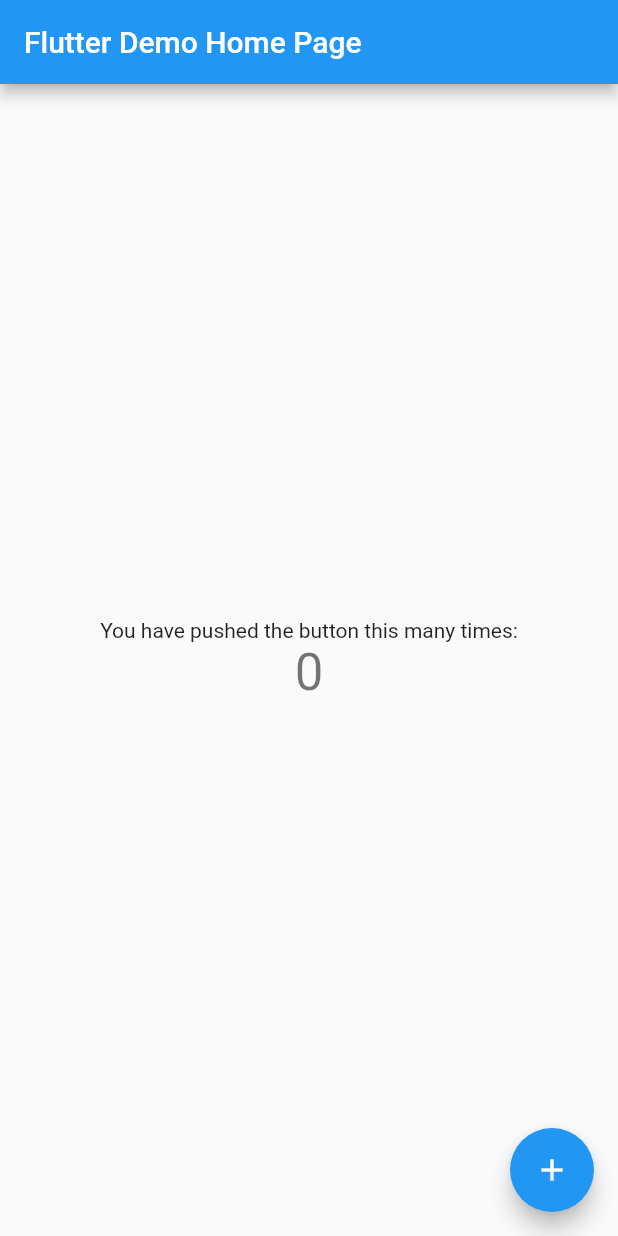
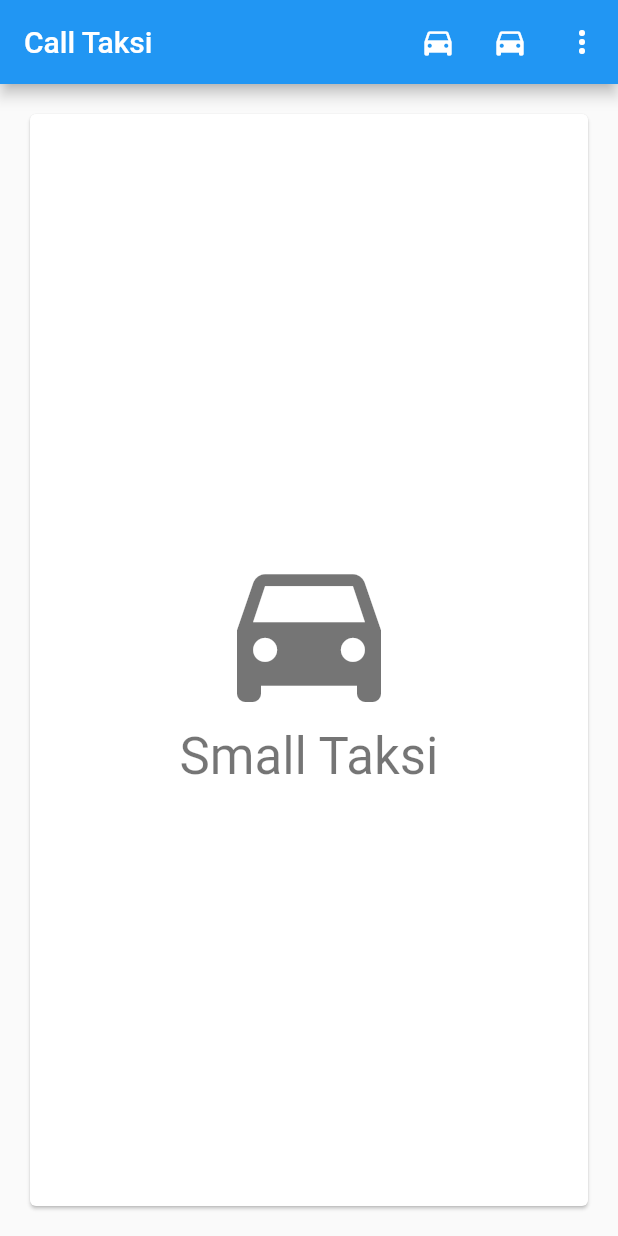
Before and after one commit to kerimcanuyanik/SE380-Project-TaksiCall, a Flutter app: the screen it shows after launch, on a phone screen of 412 x 824 dp. Run offline on Flutter 3.47's test engine with Material 2 defaults, Android fonts, the phone set to English and light mode, and no system bars.

Commit message:
Added Taksi Call Windows
Work in Progress

```diff
--- a/se380_project_taksicall/lib/main.dart
+++ b/se380_project_taksicall/lib/main.dart
@@ -1,109 +1,92 @@
 import 'package:flutter/material.dart';
 
-void main() => runApp(new MyApp());
-
-class MyApp extends StatelessWidget {
-  // This widget is the root of your application.
+// This app is a stateful, it tracks the user's current choice.
+class CallBar extends StatefulWidget {
   @override
-  Widget build(BuildContext context) {
-    return new MaterialApp(
-      title: 'Flutter Demo',
-      theme: new ThemeData(
-        // This is the theme of your application.
-        //
-        // Try running your application with "flutter run". You'll see the
-        // application has a blue toolbar. Then, without quitting the app, try
-        // changing the primarySwatch below to Colors.green and then invoke
-        // "hot reload" (press "r" in the console where you ran "flutter run",
-        // or press Run > Flutter Hot Reload in IntelliJ). Notice that the
-        // counter didn't reset back to zero; the application is not restarted.
-        primarySwatch: Colors.blue,
-      ),
-      home: new MyHomePage(title: 'Flutter Demo Home Page'),
-    );
-  }
+  _CallBarState createState() => new _CallBarState();
 }
 
-class MyHomePage extends StatefulWidget {
-  MyHomePage({Key key, this.title}) : super(key: key);
+class _CallBarState extends State<CallBar> {
+  Choice _selectedChoice = choices[0]; // The app's "state".
 
-  // This widget is the home page of your application. It is stateful, meaning
-  // that it has a State object (defined below) that contains fields that affect
-  // how it looks.
-
-  // This class is the configuration for the state. It holds the values (in this
-  // case the title) provided by the parent (in this case the App widget) and
-  // used by the build method of the State. Fields in a Widget subclass are
-  // always marked "final".
-
-  final String title;
-
-  @override
-  _MyHomePageState createState() => new _MyHomePageState();
-}
-
-class _MyHomePageState extends State<MyHomePage> {
-  int _counter = 0;
-
-  void _incrementCounter() {
-    setState(() {
-      // This call to setState tells the Flutter framework that something has
-      // changed in this State, which causes it to rerun the build method below
-      // so that the display can reflect the updated values. If we changed
-      // _counter without calling setState(), then the build method would not be
-      // called again, and so nothing would appear to happen.
-      _counter++;
+  void _select(Choice choice) {
+    setState(() { // Causes the app to rebuild with the new _selectedChoice.
+      _selectedChoice = choice;
     });
   }
 
   @override
   Widget build(BuildContext context) {
-    // This method is rerun every time setState is called, for instance as done
-    // by the _incrementCounter method above.
-    //
-    // The Flutter framework has been optimized to make rerunning build methods
-    // fast, so that you can just rebuild anything that needs updating rather
-    // than having to individually change instances of widgets.
-    return new Scaffold(
-      appBar: new AppBar(
-        // Here we take the value from the MyHomePage object that was created by
-        // the App.build method, and use it to set our appbar title.
-        title: new Text(widget.title),
-      ),
-      body: new Center(
-        // Center is a layout widget. It takes a single child and positions it
-        // in the middle of the parent.
-        child: new Column(
-          // Column is also layout widget. It takes a list of children and
-          // arranges them vertically. By default, it sizes itself to fit its
-          // children horizontally, and tries to be as tall as its parent.
-          //
-          // Invoke "debug paint" (press "p" in the console where you ran
-          // "flutter run", or select "Toggle Debug Paint" from the Flutter tool
-          // window in IntelliJ) to see the wireframe for each widget.
-          //
-          // Column has various properties to control how it sizes itself and
-          // how it positions its children. Here we use mainAxisAlignment to
-          // center the children vertically; the main axis here is the vertical
-          // axis because Columns are vertical (the cross axis would be
-          // horizontal).
-          mainAxisAlignment: MainAxisAlignment.center,
-          children: <Widget>[
-            new Text(
-              'You have pushed the button this many times:',
+    return new MaterialApp(
+      home: new Scaffold(
+        appBar: new AppBar(
+          title: const Text('Call Taksi'),
+          actions: <Widget>[
+            new IconButton( // action button
+              icon: new Icon(choices[0].icon),
+              onPressed: () { _select(choices[0]); },
             ),
-            new Text(
-              '$_counter',
-              style: Theme.of(context).textTheme.display1,
+            new IconButton( // action button
+              icon: new Icon(choices[1].icon),
+              onPressed: () { _select(choices[1]); },
+            ),
+            new PopupMenuButton<Choice>( // overflow menu
+              onSelected: _select,
+              itemBuilder: (BuildContext context) {
+                return choices.skip(2).map((Choice choice) {
+                  return new PopupMenuItem<Choice>(
+                    value: choice,
+                    child: new Text(choice.title),
+                  );
+                }).toList();
+              },
             ),
           ],
         ),
+        body: new Padding(
+          padding: const EdgeInsets.all(16.0),
+          child: new ChoiceCard(choice: _selectedChoice),
+        ),
       ),
-      floatingActionButton: new FloatingActionButton(
-        onPressed: _incrementCounter,
-        tooltip: 'Increment',
-        child: new Icon(Icons.add),
-      ), // This trailing comma makes auto-formatting nicer for build methods.
     );
   }
 }
+
+class Choice {
+  const Choice({ this.title, this.icon });
+  final String title;
+  final IconData icon;
+}
+
+const List<Choice> choices = const <Choice>[
+  const Choice(title: 'Small Taksi', icon: Icons.directions_car),
+  const Choice(title: 'Big Taksi', icon: Icons.directions_car),
+];
+
+class ChoiceCard extends StatelessWidget {
+  const ChoiceCard({ Key key, this.choice }) : super(key: key);
+
+  final Choice choice;
+
+  @override
+  Widget build(BuildContext context) {
+    final TextStyle textStyle = Theme.of(context).textTheme.display1;
+    return new Card(
+      color: Colors.white,
+      child: new Center(
+        child: new Column(
+          mainAxisSize: MainAxisSize.min,
+          crossAxisAlignment: CrossAxisAlignment.center,
+          children: <Widget>[
+            new Icon(choice.icon, size: 128.0, color: textStyle.color),
+            new Text(choice.title, style: textStyle),
+          ],
+        ),
+      ),
+    );
+  }
+}
+
+void main() {
+  runApp(new CallBar());
+}
--- a/se380_project_taksicall/pubspec.yaml
+++ b/se380_project_taksicall/pubspec.yaml
@@ -5,9 +5,13 @@ dependencies:
   flutter:
     sdk: flutter
 
+
   # The following adds the Cupertino Icons font to your application.
   # Use with the CupertinoIcons class for iOS style icons.
-  cupertino_icons: ^0.1.0
+  cupertino_icons: 0.1.2
+
+
+
 
 dev_dependencies:
   flutter_test:
```
Also changed, not shown: 6 other files.
